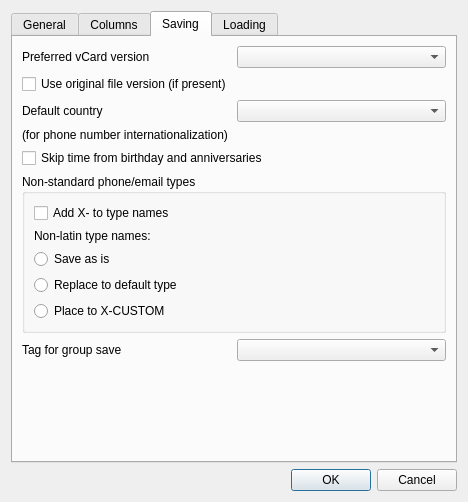
DarkHobbit/doublecontact, file app/settingsdialog.ui: the form before one commit.
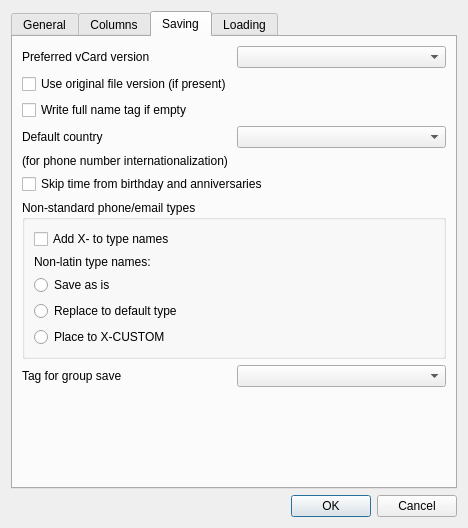
The form after the commit. The open tabs and pages were chosen to show the change.

Commit message: FN field saved in VCF by default even if empty (optional)

Patch:
```diff
--- a/app/settingsdialog.ui
+++ b/app/settingsdialog.ui
@@ -7,7 +7,7 @@
     <x>0</x>
     <y>0</y>
     <width>468</width>
-    <height>502</height>
+    <height>528</height>
    </rect>
   </property>
   <property name="windowTitle">
@@ -232,6 +232,13 @@
          </property>
         </widget>
        </item>
+       <item>
+        <widget class="QCheckBox" name="cbWriteFullNameIsEmpty">
+         <property name="text">
+          <string>Write full name tag if empty</string>
+         </property>
+        </widget>
+       </item>
        <item>
         <layout class="QHBoxLayout" name="horizontalLayout_3">
          <item>
```
Left out of the diff: 2 changed lines with no effect on the pictures. The commit also changes 20 other files.
